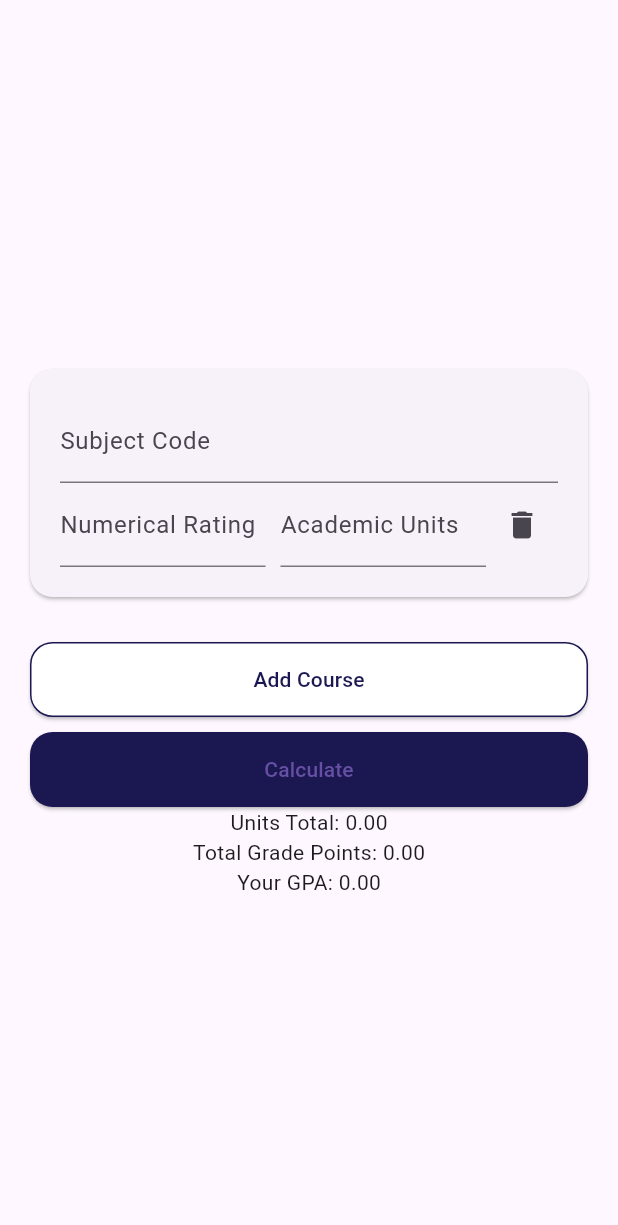
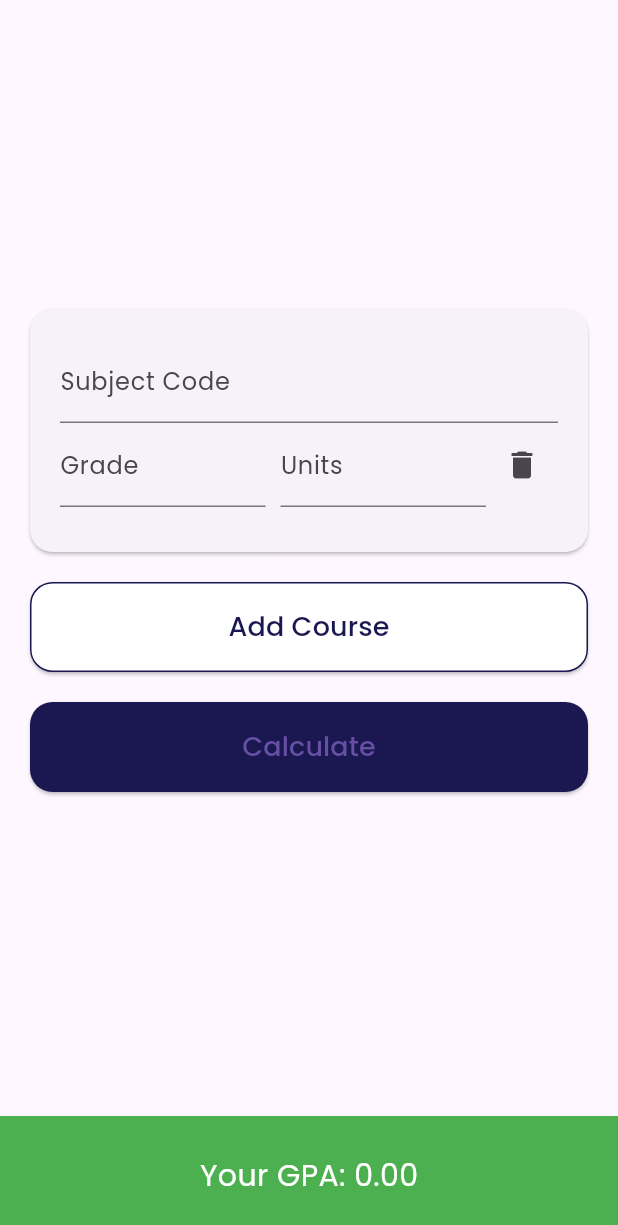
Before and after one commit to dridexmalware/ustp_gpa, a Flutter app: the screen it shows after launch, after a tap on "Add Course", on a phone screen of 412 x 824 dp. Shown: the top 1225 px of the screen. Run offline on Flutter 3.47's test engine with Material 3 defaults, Android fonts, the phone set to English and light mode, and no system bars.

Commit message:
May01-v2

```diff
--- a/lib/home.dart
+++ b/lib/home.dart
@@ -38,8 +38,21 @@ class _HomeState extends State<Home> {
     return totalUnits > 0 ? totalPoints / totalUnits : 0.0;
   }
 
+  Color _getBackgroundColor(double gpa) {
+    if (gpa >= 3.01) {
+      return Colors.red;
+    } else if (gpa < 1.76) {
+      return Colors.green;
+    } else if (gpa < 3.01) {
+      return Colors.orange;
+    } else {
+      return Colors.blue; // Default color if none of the conditions are met
+    }
+  }
+
   @override
   Widget build(BuildContext context) {
+    double gpa = courses.isNotEmpty ? _calculateGPA() : 0.0;
     return Scaffold(
       body: SafeArea(
         child: Center(
@@ -64,12 +77,12 @@ class _HomeState extends State<Home> {
                   padding: const EdgeInsets.symmetric(horizontal: 20.0, vertical: 10),
                   child: ElevatedButton(
                     onPressed: _addCourse,
-                    child: const Text('Add Course', style: TextStyle(color: Color(0xFF1A1751))),
+                    child: Text('Add Course', style: TextStyle(fontSize: 18)),
                     style: ElevatedButton.styleFrom(
                       primary: Colors.white,
                       onPrimary: Color(0xFF1A1751),
                       side: BorderSide(color: Color(0xFF1A1751), width: 1),
-                      minimumSize: Size(double.infinity, 50),
+                      minimumSize: Size(double.infinity, 60),
                       shape: RoundedRectangleBorder(
                         borderRadius: BorderRadius.circular(15),
                       ),
@@ -78,26 +91,33 @@ class _HomeState extends State<Home> {
                 ),
                 if (courses.isNotEmpty)
                   Padding(
-                    padding: const EdgeInsets.symmetric(horizontal: 20.0),
+                    padding: const EdgeInsets.symmetric(horizontal: 20.0, vertical: 10),
                     child: ElevatedButton(
                       onPressed: () => setState(() {}),
-                      child: const Text('Calculate'),
+                      child: Text('Calculate', style: TextStyle(fontSize: 18)),
                       style: ElevatedButton.styleFrom(
                         primary: Color(0xFF1A1751),
-                        minimumSize: Size(double.infinity, 50),
+                        minimumSize: Size(double.infinity, 60),
                         shape: RoundedRectangleBorder(
                           borderRadius: BorderRadius.circular(15),
                         ),
                       ),
                     ),
                   ),
-                if (courses.isNotEmpty) ...[
-                  Text('Units Total: ${_calculateTotalUnits().toStringAsFixed(2)}'),
-                  Text('Total Grade Points: ${_calculateTotalGradePoints().toStringAsFixed(2)}'),
-                  Text('Your GPA: ${_calculateGPA().toStringAsFixed(2)}'),
-                ]
               ],
             ),
+          ),
+        ),
+      ),
+      bottomNavigationBar: BottomAppBar(
+        color: courses.isNotEmpty ? _getBackgroundColor(gpa) : Colors.blue,
+        child: Container(
+          height: 50.0,
+          child: Center(
+            child: courses.isNotEmpty ? Text(
+              'Your GPA: ${gpa.toStringAsFixed(2)}',
+              style: TextStyle(fontSize: 20, color: Colors.white),
+            ) : SizedBox.shrink(),
           ),
         ),
       ),
--- a/lib/input.dart
+++ b/lib/input.dart
@@ -16,12 +16,12 @@ class _CourseInputState extends State<CourseInput> {
   @override
   Widget build(BuildContext context) {
     return Card(
-      margin: const EdgeInsets.all(20.0),
+      margin: const EdgeInsets.fromLTRB(20.0, 0.0, 20.0, 10.0),
       shape: RoundedRectangleBorder(
         borderRadius: BorderRadius.circular(15),
       ),
       child: Padding(
-        padding: const EdgeInsets.all(20.0),
+        padding: const EdgeInsets.fromLTRB(20.0, 20.0, 20.0, 30.0),
         child: Column(
           children: <Widget>[
             TextField(
@@ -32,7 +32,7 @@ class _CourseInputState extends State<CourseInput> {
               children: <Widget>[
                 Expanded(
                   child: TextField(
-                    decoration: const InputDecoration(labelText: 'Numerical Rating'),
+                    decoration: const InputDecoration(labelText: 'Grade'),
                     keyboardType: const TextInputType.numberWithOptions(decimal: true),
                     onChanged: (value) {
                       setState(() {
@@ -44,7 +44,7 @@ class _CourseInputState extends State<CourseInput> {
                 const SizedBox(width: 10),
                 Expanded(
                   child: TextField(
-                    decoration: const InputDecoration(labelText: 'Academic Units'),
+                    decoration: const InputDecoration(labelText: 'Units'),
                     keyboardType: const TextInputType.numberWithOptions(decimal: true),
                     onChanged: (value) {
                       setState(() {
--- a/lib/main.dart
+++ b/lib/main.dart
@@ -1,24 +1,29 @@
 import 'package:flutter/material.dart';
-import 'package:gwa_calculator/splash_screen.dart';
+import 'package:gwa_calculator/home.dart'; // Make sure this path is correct
 
 void main() => runApp(const GPACalculatorApp());
 
 class GPACalculatorApp extends StatelessWidget {
-  const GPACalculatorApp({super.key});
+  const GPACalculatorApp({Key? key}) : super(key: key);
 
   @override
   Widget build(BuildContext context) {
     return MaterialApp(
       title: 'GPA Calculator',
-      debugShowCheckedModeBanner: false,
       theme: ThemeData(
         primarySwatch: Colors.blue,
-        visualDensity: VisualDensity.adaptivePlatformDensity,
+        fontFamily: 'Poppins', // Set the default font for the whole app
+        textTheme: const TextTheme(
+          bodyText1: TextStyle(), // Default style for body text
+          bodyText2: TextStyle(), // Default style for other text
+          // Add other styles if needed
+        ),
       ),
-      home: const SplashScreen(),
+      home: const Home(),
     );
   }
 }
+
 
 class Course {
   String id = UniqueKey().toString();
```
Also changed, not shown: pubspec.yaml (+8 -0 lines).
